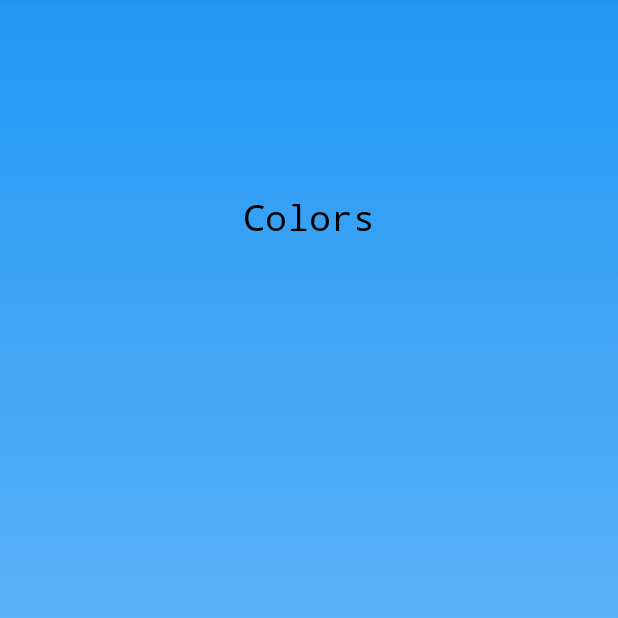
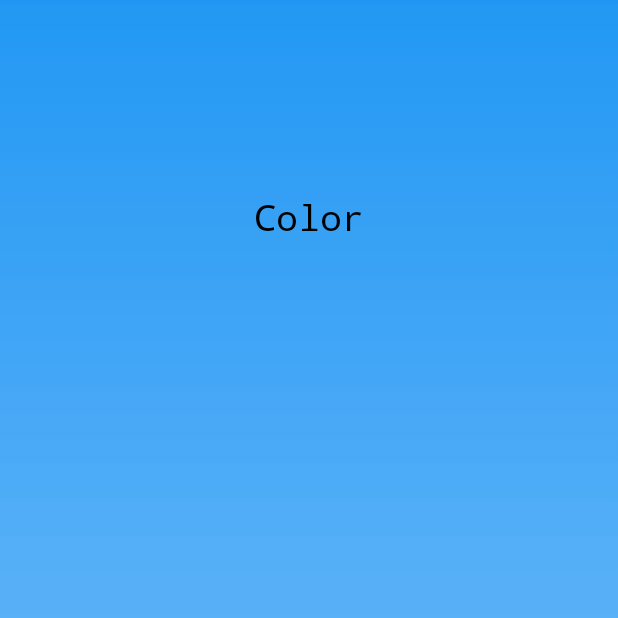
Before and after one commit to adityakulkarnikv1/Hearingaid-Application, an Android app: the Learn_Level_One screen opened directly, with no data from a screen before it, on a phone screen of 412 x 824 dp, the top half of it. Run offline under Robolectric (Android 15) with nearby library versions, the phone set to English and light mode, and no system bars.

```diff
--- a/app/src/main/res/layout/activity_learn__level__one.xml
+++ b/app/src/main/res/layout/activity_learn__level__one.xml
@@ -12,7 +12,7 @@
         android:layout_width="283dp"
         android:layout_height="53dp"
         android:gravity="center"
-        android:text="Colors"
+        android:text="Color"
         android:textColor="#000"
         android:textSize="24sp"
         app:fontFamily="monospace"
```
